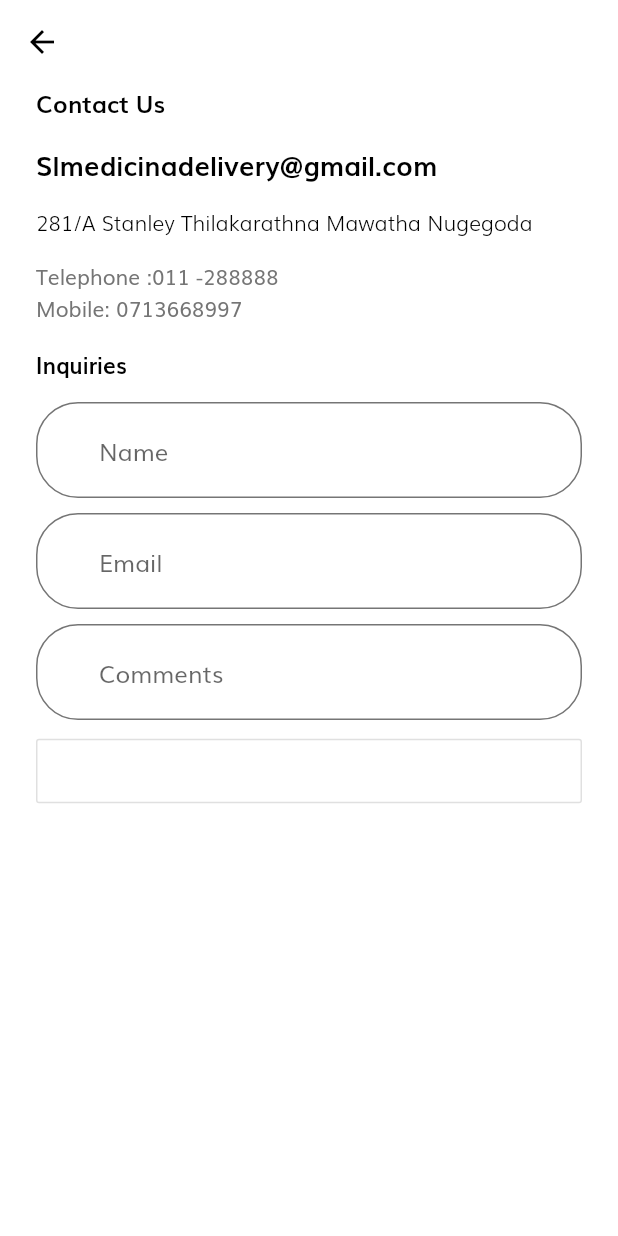
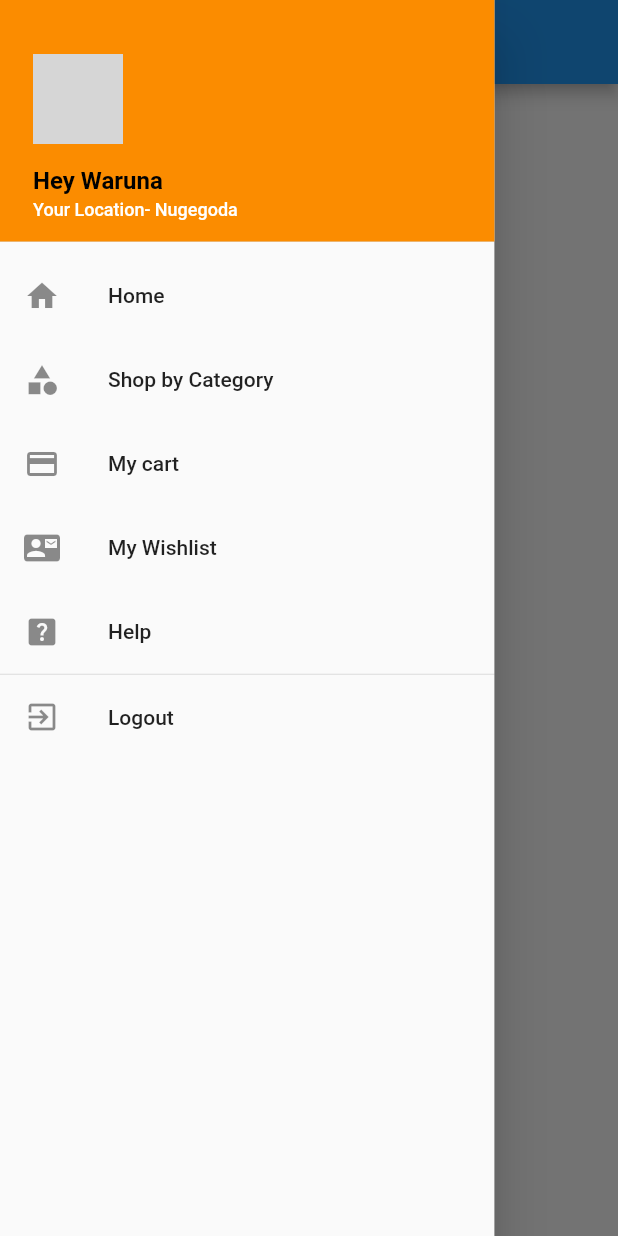
Before and after one commit to wdhenarangoda/MEDICINA-OnlineMedicineDeliveryApp, a Flutter app: the screen it shows after launch, with the side drawer open (before the commit the screen has no drawer), on a phone screen of 412 x 824 dp. Run offline on Flutter 3.47's test engine with Material 2 defaults, Android fonts, the phone set to English and light mode, and no system bars; our stand-ins replace firebase_auth, firebase_storage, flutter_svg, image_picker; accounts and stored records are empty; grey boxes are pictures that could not be loaded.

Commit message:
added drawer

```diff
--- /dev/null
+++ b/lib/home.dart
@@ -0,0 +1,16 @@
+import 'package:flutter/material.dart';
+
+class Home extends StatelessWidget {
+  @override
+  Widget build(BuildContext context) {
+    var w600 = FontWeight.w600;
+    return Container(
+      child: Center(
+        child: Text(
+          'Home',
+          style: TextStyle(fontSize: 25, fontWeight: w600),
+        ),
+      ),
+    );
+  }
+}
--- a/lib/main.dart
+++ b/lib/main.dart
@@ -1,26 +1,134 @@
 import 'package:flutter/material.dart';
-import 'package:medicina/routs.dart';
-import 'package:medicina/screens/Contactus.dart';
-import 'package:medicina/screens/checkout/checkout_screen.dart';
-import 'package:medicina/screens/splash/splash_screen.dart';
-import 'package:medicina/theme.dart';
+import 'package:medicina/Help.dart';
+import 'package:medicina/Logout.dart';
+import 'package:medicina/My%20Wishlist.dart';
+import 'package:medicina/My%20cart.dart';
+import 'package:medicina/Shop%20by%20category.dart';
+import 'package:medicina/home.dart';
 
 void main() {
   runApp(MyApp());
 }
 
 class MyApp extends StatelessWidget {
-  // This widget is the root of your application.
+  int index = 0;
+  List<Widget> list = [
+    Home(),
+    Shopbycategory(),
+    Mycart(),
+    MyWishlist(),
+    Help(),
+    Logout()
+  ];
+
   @override
   Widget build(BuildContext context) {
     return MaterialApp(
       debugShowCheckedModeBanner: false,
-      title: 'MEDICINA',
-      theme: theme(),
-      home: ContactusScreen(),
-      // We use routeName so that we dont need to remember the name
-      //initialRoute: SplashScreen.routeName,
-      routes: routes,
+      home: Scaffold(
+        appBar: AppBar(
+          title: Text("Navigation Drawer"),
+        ),
+        body: list[index],
+        drawer: MyDrawer(
+          onTap: (ctx, i) {
+            // setState((){
+            //  index=i;
+            //  Navigator.pop(ctx);
+            //
+            // });
+          },
+        ),
+      ),
     );
   }
 }
+
+class MyDrawer extends StatelessWidget {
+  MyDrawer({this.onTap});
+  final Function onTap;
+
+  @override
+  Widget build(BuildContext context) {
+    return Container(
+      child: SizedBox(
+        width: MediaQuery.of(context).size.width * 0.8,
+        child: Drawer(
+          child: Column(
+            crossAxisAlignment: CrossAxisAlignment.stretch,
+            children: <Widget>[
+              DrawerHeader(
+                decoration: BoxDecoration(color: Colors.orange[600]),
+                child: Padding(
+                  padding: EdgeInsets.all(6),
+                  child: Column(
+                    crossAxisAlignment: CrossAxisAlignment.start,
+                    mainAxisAlignment: MainAxisAlignment.end,
+                    children: <Widget>[
+                      Container(
+                        width: 60,
+                        height: 60,
+                        child: CircleAvatar(
+                            backgroundImage: AssetImage('images/happy.jpg')),
+                      ),
+                      SizedBox(
+                        height: 15,
+                      ),
+                      Text(
+                        'Hey Waruna',
+                        style: TextStyle(
+                            fontSize: 16,
+                            fontWeight: FontWeight.w600,
+                            color: Colors.black),
+                      ),
+                      SizedBox(
+                        height: 3,
+                      ),
+                      Text(
+                        'Your Location- Nugegoda',
+                        style: TextStyle(color: Colors.white, fontSize: 12),
+                      ),
+                    ],
+                  ),
+                ),
+              ),
+              ListTile(
+                leading: Icon(Icons.home),
+                title: Text('Home'),
+                onTap: () => onTap(context, 0),
+              ),
+              ListTile(
+                leading: Icon(Icons.category),
+                title: Text('Shop by Category'),
+                onTap: () => onTap(context, 1),
+              ),
+              ListTile(
+                leading: Icon(Icons.payment),
+                title: Text('My cart'),
+                onTap: () => onTap(context, 0),
+              ),
+              ListTile(
+                leading: Icon(Icons.contact_mail),
+                title: Text('My Wishlist'),
+                onTap: () => onTap(context, 2),
+              ),
+              ListTile(
+                leading: Icon(Icons.help_center),
+                title: Text('Help'),
+                onTap: () => onTap(context, 0),
+              ),
+              Divider(
+                height: 1,
+              ),
+              ListTile(
+                leading: Icon(Icons.exit_to_app),
+                title: Text('Logout'),
+                onTap: () => onTap(context, 0),
+              ),
+            ],
+          ),
+        ),
+      ),
+    );
+  }
+}
```
Also changed, not shown: lib/Help.dart (added, +16 -0 lines), lib/Logout.dart (added, +16 -0 lines), lib/My Wishlist.dart (added, +16 -0 lines), lib/My cart.dart (added, +16 -0 lines), lib/Shop by category.dart (added, +16 -0 lines).
